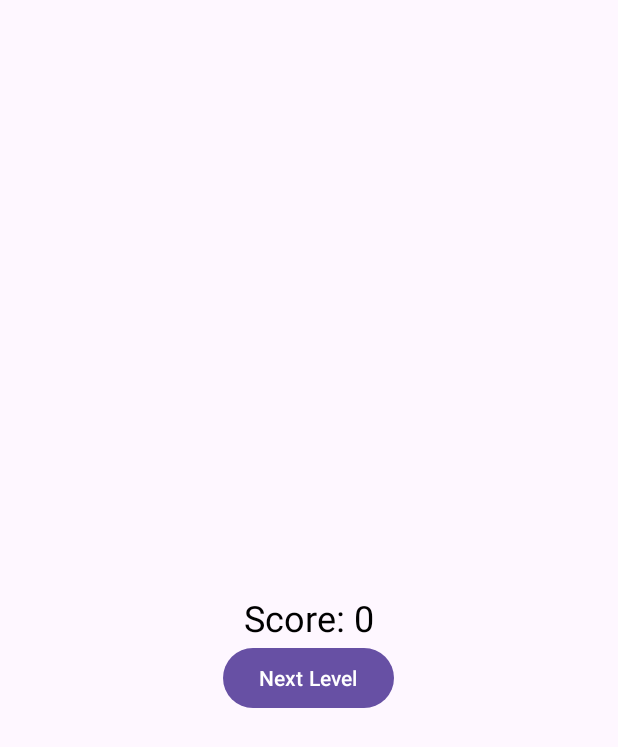
After one commit to sebastian9654/MobileAppProject, an Android app: the GameOverActivity screen opened directly, with no data from a screen before it, on a phone screen of 412 x 824 dp. The commit adds this screen. Shown: the top 747 px of the screen. Run offline under Robolectric (Android 15) with nearby library versions, the phone set to English and light mode, and no system bars.

Commit message:
Refactored code to allow for transitions between levels seamlessly.

```diff
--- a/app/src/main/java/com/example/project1/GameLevelActivity.java
+++ b/app/src/main/java/com/example/project1/GameLevelActivity.java
@@ -28,7 +28,7 @@ public class GameLevelActivity extends AppCompatActivity {
     private int score = 0;
     private int strikes = 0;
 
-    private static final int WINNING_SCORE = 15; // Set the winning score
+    private static final int WINNING_SCORE = 1; // Set the winning score
 
     @Override
     protected void onCreate(Bundle savedInstanceState) {
--- /dev/null
+++ b/app/src/main/java/com/example/project1/GameOverActivity.java
@@ -0,0 +1,37 @@
+package com.example.project1;
+
+import android.app.Activity;
+import android.content.Intent;
+import android.os.Bundle;
+import android.widget.Button;
+import android.widget.TextView;
+import androidx.appcompat.app.AppCompatActivity;
+
+public class GameOverActivity extends AppCompatActivity {
+    private Class<?> nextLevelClass;
+
+    @Override
+    protected void onCreate(Bundle savedInstanceState) {
+        super.onCreate(savedInstanceState);
+        setContentView(R.layout.activity_game_over);
+
+        int score = getIntent().getIntExtra("score", 0);
+
+        TextView scoreTextView = findViewById(R.id.scoreTextView);
+        scoreTextView.setText("Score: " + score);
+
+        // Retrieve the next level class from intent extras
+        nextLevelClass = (Class<?>) getIntent().getSerializableExtra("nextLevelClass");
+
+        Button nextLevelButton = findViewById(R.id.nextLevelButton);
+        nextLevelButton.setOnClickListener(v -> startNextLevel());
+    }
+
+    private void startNextLevel() {
+        if (nextLevelClass != null) {
+            Intent intent = new Intent(GameOverActivity.this, nextLevelClass);
+            startActivity(intent);
+        }
+        finish();
+    }
+}
--- a/app/src/main/java/com/example/project1/Level00.java
+++ b/app/src/main/java/com/example/project1/Level00.java
@@ -4,6 +4,7 @@ import android.os.Bundle;
 import androidx.appcompat.app.AppCompatActivity;
 import android.view.Window;
 import android.view.WindowManager;
+
 public class Level00 extends AppCompatActivity {
 
     private GameView gameView;
--- a/app/src/main/java/com/example/project1/TutorialPage.java
+++ b/app/src/main/java/com/example/project1/TutorialPage.java
@@ -35,6 +35,7 @@ public class TutorialPage extends AppCompatActivity {
                 // opening a new intent to open Level00 activity.
                 Intent level00Intent = new Intent(TutorialPage.this, Level00.class);
                 startActivity(level00Intent);
+                finish();
             }
         });
     }
--- /dev/null
+++ b/app/src/main/res/layout/activity_game_over.xml
@@ -0,0 +1,23 @@
+<RelativeLayout xmlns:android="http://schemas.android.com/apk/res/android"
+    android:layout_width="match_parent"
+    android:layout_height="match_parent">
+
+    <!-- Display the score -->
+    <TextView
+        android:id="@+id/scoreTextView"
+        android:layout_width="wrap_content"
+        android:layout_height="wrap_content"
+        android:textSize="24sp"
+        android:textColor="@android:color/black"
+        android:layout_centerInParent="true"/>
+
+    <!-- Button to proceed to the next level -->
+    <Button
+        android:id="@+id/nextLevelButton"
+        android:layout_width="wrap_content"
+        android:layout_height="wrap_content"
+        android:text="Next Level"
+        android:layout_below="@id/scoreTextView"
+        android:layout_centerHorizontal="true"/>
+
+</RelativeLayout>
```
Also changed, not shown: app/src/main/AndroidManifest.xml (+10 -2 lines), app/src/main/java/com/example/project1/CongratulationsActivity.java (+6 -8 lines), app/src/main/java/com/example/project1/FoodMatch.java (+28 -3 lines), app/src/main/java/com/example/project1/GameView.java (+6 -7 lines), app/src/main/java/com/example/project1/MainActivity.java (+9 -27 lines), app/src/main/res/layout/activity_main.xml (+13 -36 lines).
